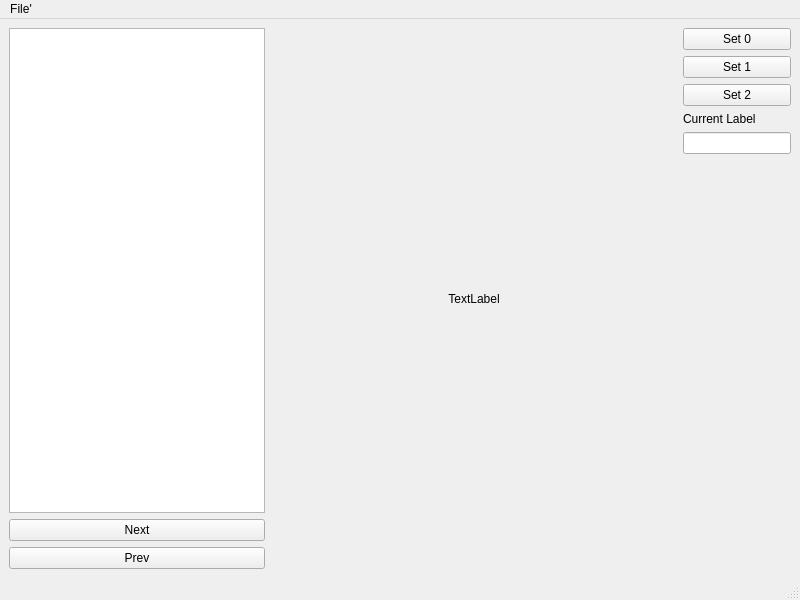
Before: the Qt Designer form ui/main_window.ui in Garik-Mk/boo-anot, drawn with Qt 5.
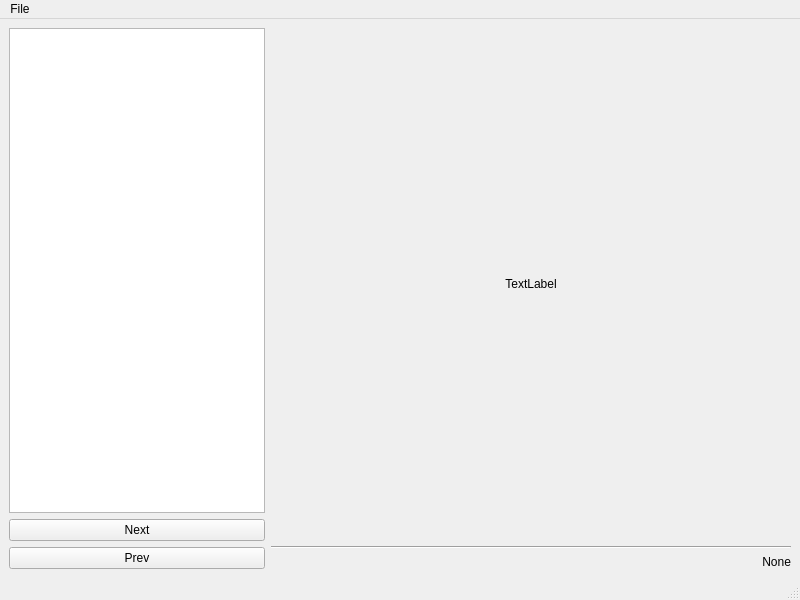
After: the same form once the commit is applied.

```diff
--- a/ui/main_window.ui
+++ b/ui/main_window.ui
@@ -14,7 +14,7 @@
    <string>MainWindow</string>
   </property>
   <widget class="QWidget" name="centralwidget">
-   <layout class="QHBoxLayout" name="horizontalLayout" stretch="0,1,0">
+   <layout class="QHBoxLayout" name="horizontalLayout" stretch="0,1">
     <item>
      <layout class="QVBoxLayout" name="verticalLayout">
       <item>
@@ -37,73 +37,36 @@
      </layout>
     </item>
     <item>
-     <widget class="QLabel" name="label">
-      <property name="text">
-       <string>TextLabel</string>
-      </property>
-      <property name="scaledContents">
-       <bool>true</bool>
-      </property>
-      <property name="alignment">
-       <set>Qt::AlignCenter</set>
-      </property>
-     </widget>
-    </item>
-    <item>
-     <layout class="QVBoxLayout" name="verticalLayout_2">
+     <layout class="QVBoxLayout" name="verticalLayout_2" stretch="1,0,0">
       <item>
-       <widget class="QPushButton" name="set_label_0">
+       <widget class="QLabel" name="image_label">
         <property name="text">
-         <string>Set 0</string>
+         <string>TextLabel</string>
         </property>
-       </widget>
-      </item>
-      <item>
-       <widget class="QPushButton" name="set_label_1">
-        <property name="text">
-         <string>Set 1</string>
-        </property>
-       </widget>
-      </item>
-      <item>
-       <widget class="QPushButton" name="set_label_2">
-        <property name="text">
-         <string>Set 2</string>
-        </property>
-       </widget>
-      </item>
-      <item>
-       <widget class="QLabel" name="current_label_label">
-        <property name="text">
-         <string>Current Label</string>
-        </property>
-       </widget>
-      </item>
-      <item>
-       <widget class="QLineEdit" name="current_label">
-        <property name="inputMask">
-         <string notr="true"/>
-        </property>
-        <property name="text">
-         <string notr="true"/>
-        </property>
-        <property name="readOnly">
+        <property name="scaledContents">
          <bool>true</bool>
         </property>
+        <property name="alignment">
+         <set>Qt::AlignCenter</set>
+        </property>
        </widget>
       </item>
       <item>
-       <spacer name="verticalSpacer">
+       <widget class="Line" name="line">
         <property name="orientation">
-         <enum>Qt::Vertical</enum>
+         <enum>Qt::Horizontal</enum>
         </property>
-        <property name="sizeHint" stdset="0">
-         <size>
-          <width>20</width>
-          <height>40</height>
-         </size>
+       </widget>
+      </item>
+      <item>
+       <widget class="QLabel" name="current_label">
+        <property name="text">
+         <string>None</string>
         </property>
-       </spacer>
+        <property name="alignment">
+         <set>Qt::AlignRight|Qt::AlignTrailing|Qt::AlignVCenter</set>
+        </property>
+       </widget>
       </item>
      </layout>
     </item>
@@ -120,7 +83,7 @@
    </property>
    <widget class="QMenu" name="menuFile">
     <property name="title">
-     <string>File'</string>
+     <string>File</string>
     </property>
     <addaction name="actionOpen_Folder"/>
     <addaction name="actionOpen_Labels_Folder"/>
```
